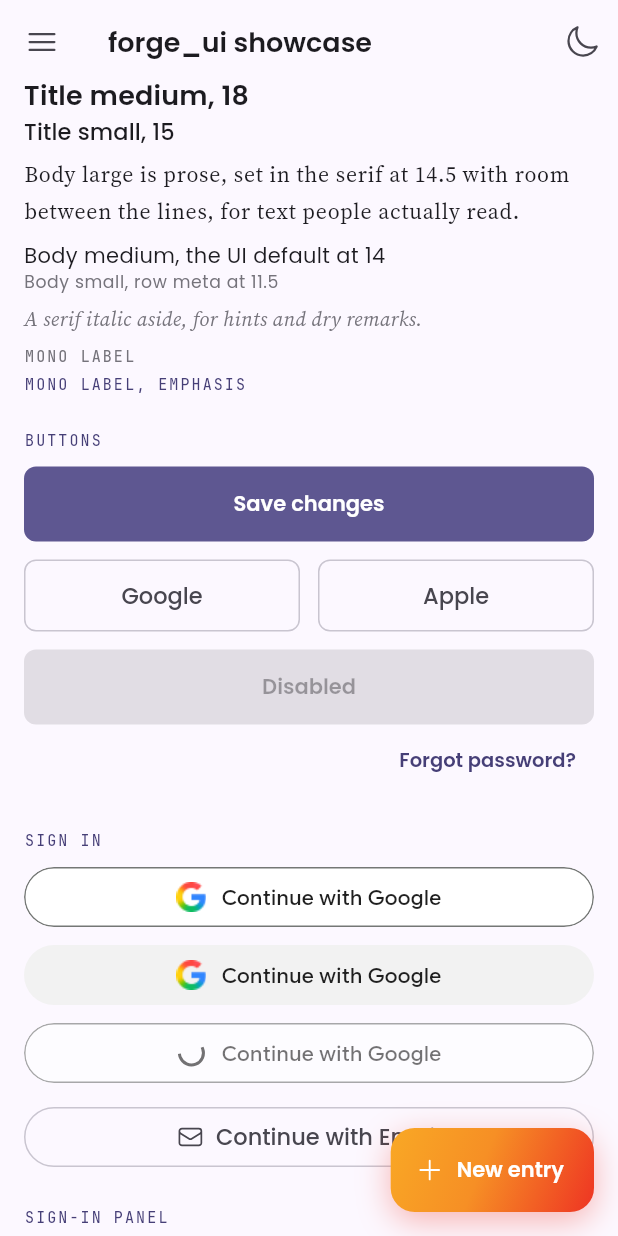
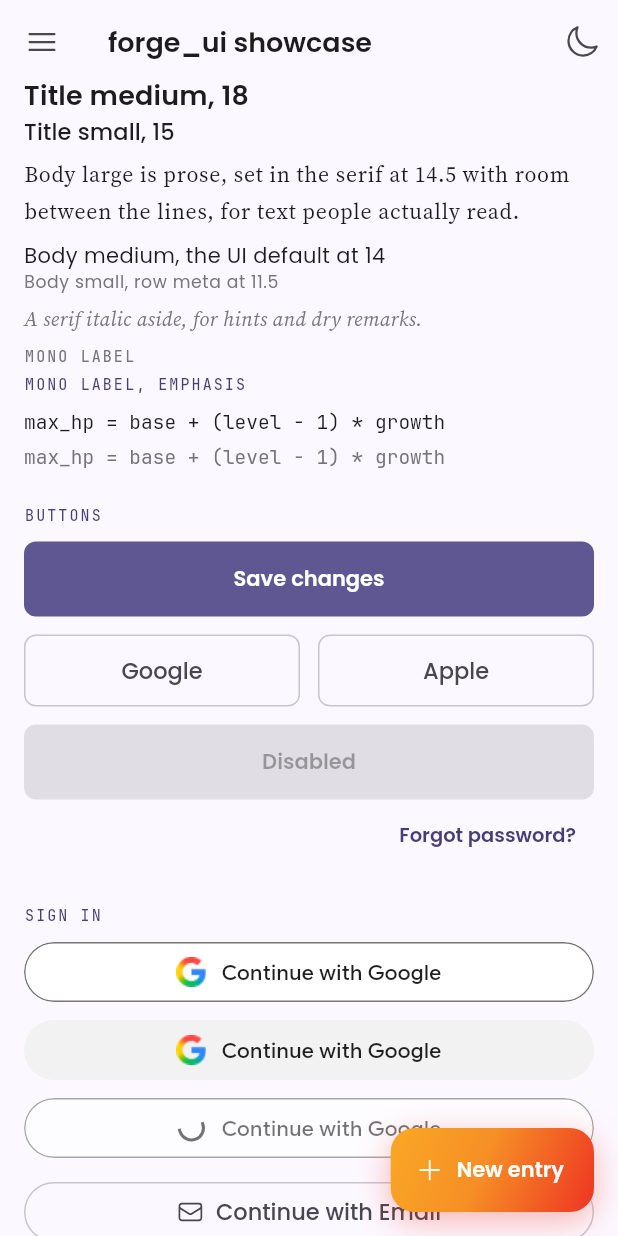
Before and after one commit to tkforgeworks/forge-ui, a Flutter app: the screen it shows after launch, scrolled down 576 dp, on a phone screen of 412 x 824 dp. Run offline on Flutter 3.47's test engine with Material 3 defaults, Android fonts, the phone set to English and light mode, and no system bars; our stand-ins replace heroicons; project files that could hold a hidden picture were left out.

Commit message:
FU-11: Add ForgeType.code, JetBrains Mono as body text for identifiers and formulas
`ForgeType.code({size = 13, weight = w400, color, height})` is the mono face
without the label treatment: no letterspacing, content as typed. The class
doc now separates `mono` (labels and capsules, uppercase) from `code`
(identifiers, export keys, formulas, paths, log lines). The showcase Type
section and README show a formula line in it; the type and gallery goldens
are regenerated. Starts the 0.2.2 cycle (pubspec 0.2.2+15).

Co-Authored-By: Claude Fable 5.1 <noreply@anthropic.com>

```diff
--- a/example/lib/gallery.dart
+++ b/example/lib/gallery.dart
@@ -275,6 +275,16 @@ class _GalleryScreenState extends State<GalleryScreen> {
                 const ForgeMonoLabel('Mono label'),
                 const SizedBox(height: 4),
                 const ForgeMonoLabel('Mono label, emphasis', emphasis: true),
+                const SizedBox(height: 8),
+                Text(
+                  'max_hp = base + (level - 1) * growth',
+                  style: ForgeType.code(color: c.onSurface),
+                ),
+                const SizedBox(height: 4),
+                Text(
+                  'max_hp = base + (level - 1) * growth',
+                  style: ForgeType.code(color: x.textTertiary),
+                ),
               ],
             ),
           ),
--- a/lib/src/theme/forge_type.dart
+++ b/lib/src/theme/forge_type.dart
@@ -9,6 +9,10 @@ import 'forge_tokens.dart';
 /// Poppins is the UI voice, Source Serif 4 the editorial voice (names, prose,
 /// taglines; often italic) and JetBrains Mono the labels and tag capsules
 /// (always uppercase, letterspaced).
+///
+/// JetBrains Mono has two styles. [mono] is for labels and capsules:
+/// uppercase, letterspaced. [code] is for identifiers, export keys, formulas,
+/// file paths and log lines: body-sized, as typed, no tracking.
 abstract final class ForgeType {
   /// The package the font families are declared in. Flutter registers a
   /// dependency's fonts as `packages/<package>/<family>`.
@@ -67,6 +71,24 @@ abstract final class ForgeType {
     color: color,
   );
 
+  /// JetBrains Mono as body text for code: identifiers, export keys, formulas,
+  /// file paths and log lines. Unlike [mono] it has no letterspacing and the
+  /// content is shown as typed, not uppercased.
+  static TextStyle code({
+    double size = 13,
+    FontWeight weight = FontWeight.w400,
+    Color? color,
+    double? height,
+  }) => TextStyle(
+    fontFamily: monoFamily,
+    package: package,
+    fontSize: size,
+    fontWeight: weight,
+    letterSpacing: 0,
+    color: color,
+    height: height,
+  );
+
   /// The type scale, coloured from [scheme] and [tokens].
   static TextTheme textTheme(ColorScheme scheme, ForgeTokens tokens) {
     final onSurface = scheme.onSurface;
--- a/pubspec.yaml
+++ b/pubspec.yaml
@@ -1,6 +1,6 @@
 name: forge_ui
 description: Shared tkforgeworks brand theme and generic screens for Flutter apps.
-version: 0.2.1+14
+version: 0.2.2+15
 repository: https://github.com/tkforgeworks/forge-ui
 # Consumed as a git dependency pinned to a release tag, not from pub.dev.
 publish_to: none
```
Also changed, not shown: 12 other files.
